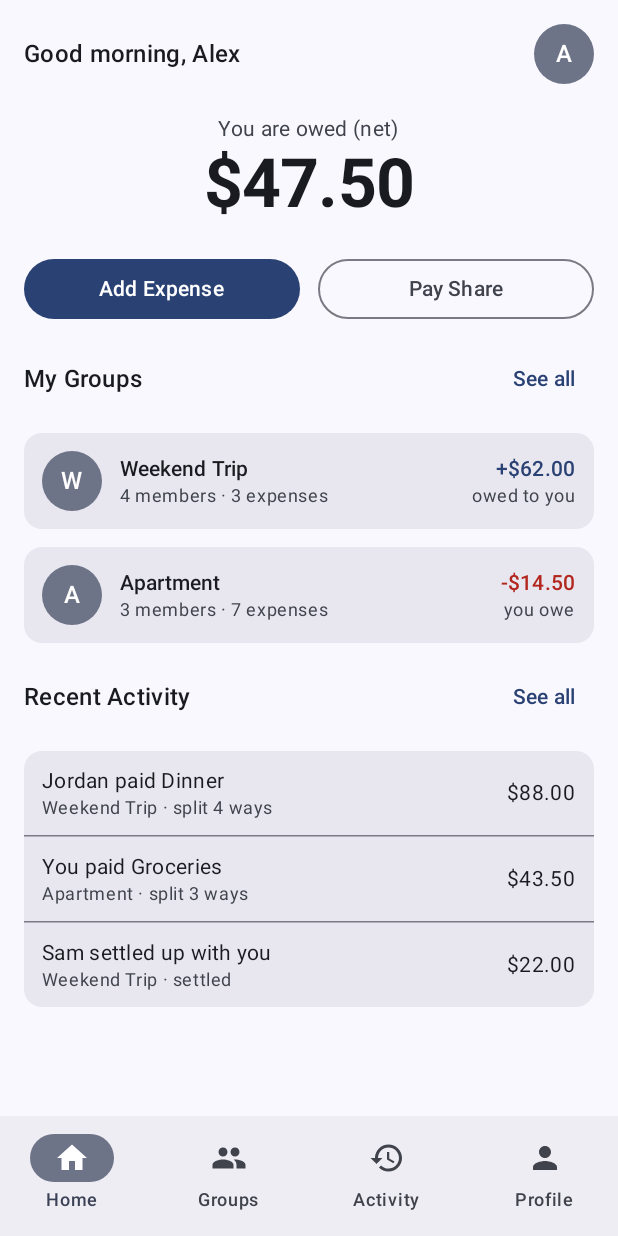
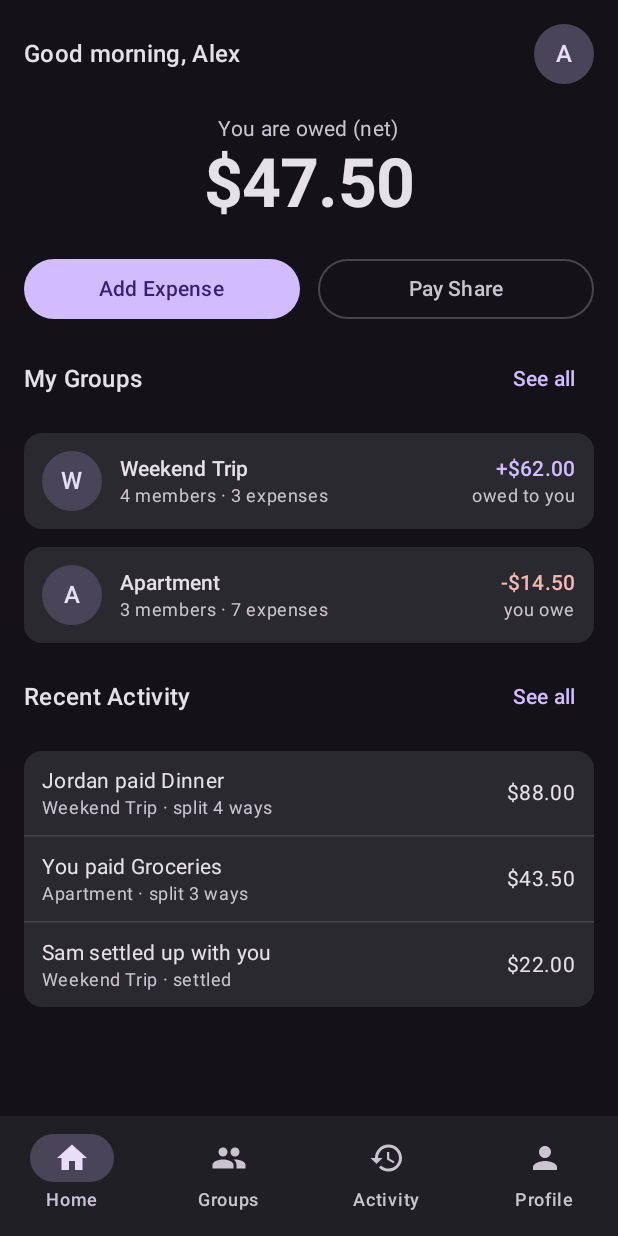
Before and after one commit to Omar00014/Group1_Expense_Sharing_App, an Android app built with Jetpack Compose: the screen it shows after launch (MainActivity), on a phone screen of 412 x 824 dp. Run offline under Robolectric (Android 15) with nearby library versions, the phone set to English and light mode, and no system bars.

Commit message:
dark scheme + changes to overview

```diff
--- a/app/src/main/java/com/example/payment_app/MainActivity.kt
+++ b/app/src/main/java/com/example/payment_app/MainActivity.kt
@@ -1,7 +1,9 @@
 package com.example.payment_app
 
+import android.graphics.Color
 import android.os.Bundle
 import androidx.activity.ComponentActivity
+import androidx.activity.SystemBarStyle
 import androidx.activity.compose.setContent
 import androidx.activity.enableEdgeToEdge
 import com.example.payment_app.ui.theme.Payment_AppTheme
@@ -9,7 +11,11 @@ import com.example.payment_app.ui.theme.Payment_AppTheme
 class MainActivity : ComponentActivity() {
     override fun onCreate(savedInstanceState: Bundle?) {
         super.onCreate(savedInstanceState)
-        enableEdgeToEdge()
+        // Light status/navigation bar icons, so they stay visible on the dark app background
+        enableEdgeToEdge(
+            statusBarStyle = SystemBarStyle.dark(Color.TRANSPARENT),
+            navigationBarStyle = SystemBarStyle.dark(Color.TRANSPARENT),
+        )
         setContent {
             Payment_AppTheme{
                 ExpenseApp()
--- a/app/src/main/java/com/example/payment_app/ui/theme/Theme.kt
+++ b/app/src/main/java/com/example/payment_app/ui/theme/Theme.kt
@@ -2,7 +2,6 @@ package com.example.payment_app.ui.theme
 
 import android.app.Activity
 import android.os.Build
-import androidx.compose.foundation.isSystemInDarkTheme
 import androidx.compose.material3.MaterialTheme
 import androidx.compose.material3.darkColorScheme
 import androidx.compose.material3.dynamicDarkColorScheme
@@ -35,9 +34,8 @@ private val LightColorScheme = lightColorScheme(
 
 @Composable
 fun Payment_AppTheme(
-    darkTheme: Boolean = isSystemInDarkTheme(),
-    // Dynamic color is available on Android 12+
-    dynamicColor: Boolean = true,
+    darkTheme: Boolean = true,
+    dynamicColor: Boolean = false,
     content: @Composable () -> Unit
 ) {
     val colorScheme = when {
--- a/app/src/main/res/values/themes.xml
+++ b/app/src/main/res/values/themes.xml
@@ -1,5 +1,7 @@
 <?xml version="1.0" encoding="utf-8"?>
 <resources>
 
-    <style name="Theme.Payment_App" parent="android:Theme.Material.Light.NoActionBar" />
+    <!-- Dark parent so the window isn't white for a moment while the app starts -->
+    <style name="Theme.Payment_App" parent="android:Theme.Material.NoActionBar" />
+
 </resources>
```
Also changed, not shown: gradle/wrapper/gradle-wrapper.properties.
